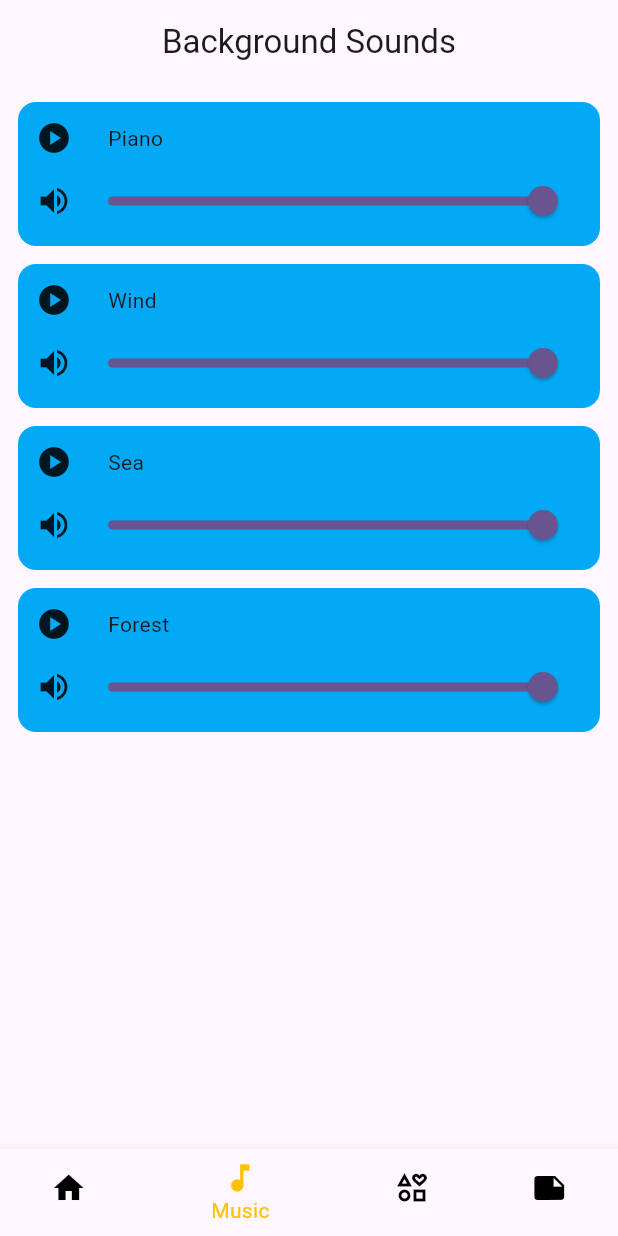
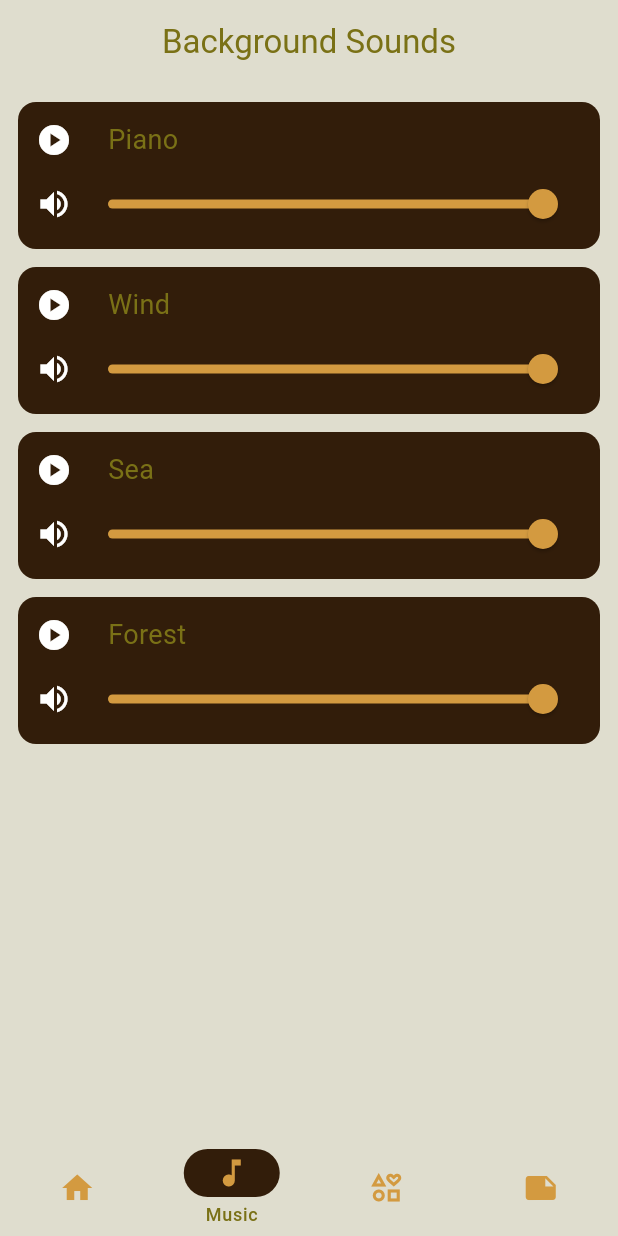
Before and after one commit to MJ-Chaudhry/Tranquille, a Flutter app: the screen it shows after launch, item 2 of the bottom bar chosen, on a phone screen of 412 x 824 dp. Run offline on Flutter 3.47's test engine with Material 3 defaults, Android fonts, the phone set to English and light mode, and no system bars; our stand-ins replace just_audio.

Commit message:
Updated color theme

```diff
--- a/lib/home.dart
+++ b/lib/home.dart
@@ -60,21 +60,21 @@ class Home extends StatelessWidget {
                 children: [
                   ElevatedButton(
                     onPressed: () {
-                      print('Yaaaaayyyy!');
+                      print('Happy pressed');
                     },
                     child: const Text('Happy'),
                   ),
                   const SizedBox(width: 10),
                   ElevatedButton(
                     onPressed: () {
-                      print('Daaammmmnnn!');
+                      print('Sad pressed');
                     },
                     child: const Text('Sad'),
                   ),
                   const SizedBox(width: 10),
                   ElevatedButton(
                     onPressed: () {
-                      print('Oooooppps!');
+                      print('Anxious pressed');
                     },
                     child: const Text('Anxious'),
                   ),
--- a/lib/main.dart
+++ b/lib/main.dart
@@ -3,6 +3,7 @@
 import 'package:tranquille/music.dart';
 import 'package:tranquille/notes.dart';
 import 'package:tranquille/resources.dart';
+import 'package:tranquille/theme.dart';
 
 void main() {
   runApp(const MyApp());
@@ -15,10 +16,8 @@
   Widget build(BuildContext context) {
     return MaterialApp(
       title: 'Flutter Demo',
-      theme: ThemeData(
-        colorScheme: ColorScheme.fromSeed(seedColor: Colors.deepPurple),
-        useMaterial3: true,
-      ),
+      theme: lightTheme,
+      themeMode: ThemeMode.light,
       home: const Tranquille(),
       debugShowCheckedModeBanner: false,
     );
@@ -46,21 +45,22 @@
   Widget build(BuildContext context) {
     return SafeArea(
       child: Scaffold(
-        bottomNavigationBar: BottomNavigationBar(
-          fixedColor: Colors.amber,
-          unselectedItemColor: Colors.black,
-          items: const [
-            BottomNavigationBarItem(icon: Icon(Icons.home), label: "Home"),
-            BottomNavigationBarItem(
-                icon: Icon(Icons.music_note), label: "Music"),
-            BottomNavigationBarItem(
-                icon: Icon(Icons.interests_outlined), label: "Resources"),
-            BottomNavigationBarItem(icon: Icon(Icons.note), label: "Notes"),
-          ],
-          currentIndex: pageIndex,
-          onTap: (value) => setState(() {
+        bottomNavigationBar: NavigationBar(
+          height: 64,
+          indicatorColor: Theme.of(context).colorScheme.secondary,
+          backgroundColor: Theme.of(context).colorScheme.surface,
+          selectedIndex: pageIndex,
+          labelBehavior: NavigationDestinationLabelBehavior.onlyShowSelected,
+          onDestinationSelected: (value) => setState(() {
             pageIndex = value;
           }),
+          destinations: const [
+            NavigationDestination(icon: Icon(Icons.home), label: "Home"),
+            NavigationDestination(icon: Icon(Icons.music_note), label: "Music"),
+            NavigationDestination(
+                icon: Icon(Icons.interests_outlined), label: "Resources"),
+            NavigationDestination(icon: Icon(Icons.note), label: "Notes"),
+          ],
         ),
         body: pages[pageIndex],
       ),
--- a/lib/music.dart
+++ b/lib/music.dart
@@ -65,7 +65,7 @@ class _PlayerContainerState extends State<PlayerContainer> {
   Widget build(BuildContext context) {
     return Container(
       decoration: BoxDecoration(
-        color: Colors.lightBlue,
+        color: Theme.of(context).colorScheme.onSecondary,
         borderRadius: BorderRadius.circular(12),
       ),
       child: Padding(
--- /dev/null
+++ b/lib/theme.dart
@@ -0,0 +1,71 @@
+import 'package:flutter/material.dart';
+
+Color background = const Color.fromRGBO(223, 221, 206, 1);
+Color onBackground = const Color.fromRGBO(122, 113, 22, 1);
+Color primary = const Color.fromRGBO(211, 154, 64, 1);
+Color onPrimary = const Color.fromRGBO(211, 154, 64, 1);
+Color secondary = const Color.fromRGBO(50, 29, 10, 1);
+Color onSecondary = const Color.fromRGBO(50, 29, 10, 1);
+Color error = Colors.red;
+Color onError = Colors.black;
+
+const double bodySmallSize = 16;
+const double bodyMediumSize = 18;
+const double bodyLargeSize = 21;
+const double headlineSmallSize = 18;
+const double headlineMediumSize = 21;
+const double headlineLargeSize = 24;
+
+/// Light color scheme.
+ColorScheme lightColorScheme = ColorScheme(
+  brightness: Brightness.dark,
+  primary: primary,
+  onPrimary: onPrimary,
+  secondary: secondary,
+  onSecondary: onSecondary,
+  error: error,
+  onError: onError,
+  surface: background,
+  onSurface: onBackground,
+);
+
+ThemeData lightTheme = ThemeData(
+    useMaterial3: true,
+    colorScheme: lightColorScheme,
+    textTheme: TextTheme(
+      headlineLarge: const TextStyle(
+        fontSize: headlineLargeSize,
+      ),
+      headlineMedium: TextStyle(
+        decorationColor: lightColorScheme.secondary,
+        fontSize: headlineMediumSize,
+      ),
+      headlineSmall: TextStyle(
+        decorationColor: lightColorScheme.secondary,
+        fontSize: headlineSmallSize,
+      ),
+      bodyLarge: const TextStyle(
+        fontSize: bodyLargeSize,
+      ),
+      bodyMedium: const TextStyle(
+        fontSize: bodyMediumSize,
+      ),
+      bodySmall: const TextStyle(
+        fontSize: bodySmallSize,
+      ),
+    ),
+    navigationBarTheme: NavigationBarThemeData(
+      backgroundColor: lightColorScheme.surface,
+      height: 64,
+      indicatorColor: lightColorScheme.primary,
+      iconTheme: WidgetStatePropertyAll(
+        IconThemeData(
+          color: lightColorScheme.primary,
+        ),
+      ),
+    ),
+    navigationRailTheme: NavigationRailThemeData(
+      backgroundColor: lightColorScheme.surface,
+      useIndicator: false,
+      selectedIconTheme: IconThemeData(color: lightColorScheme.primary),
+    ));
```
